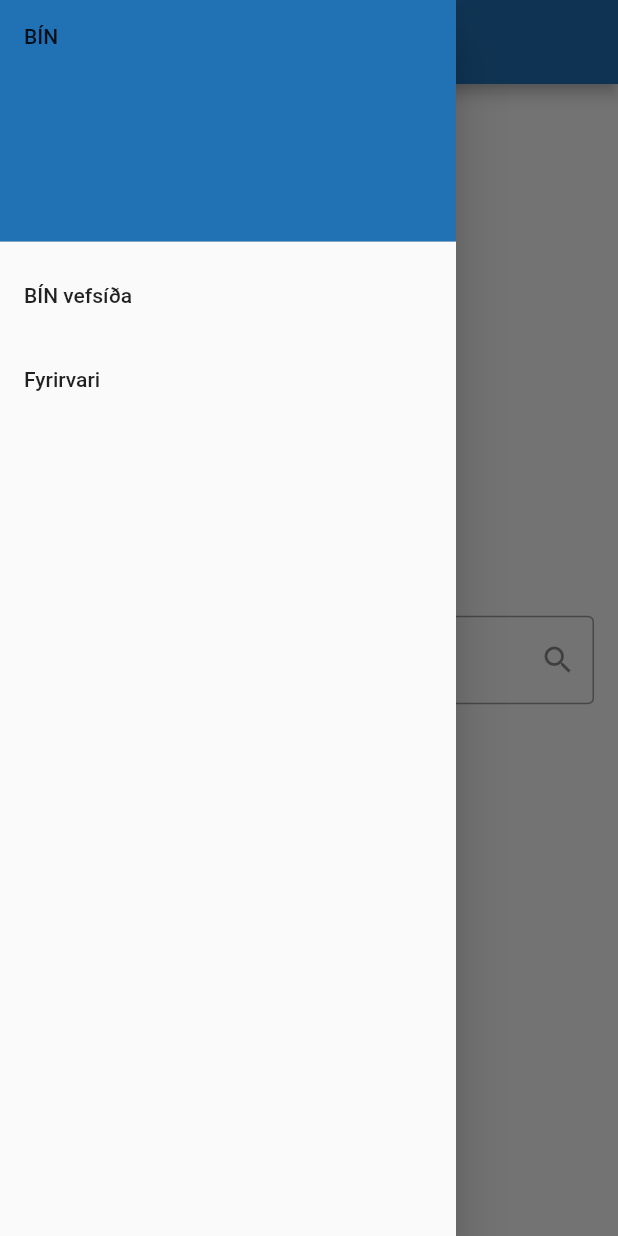
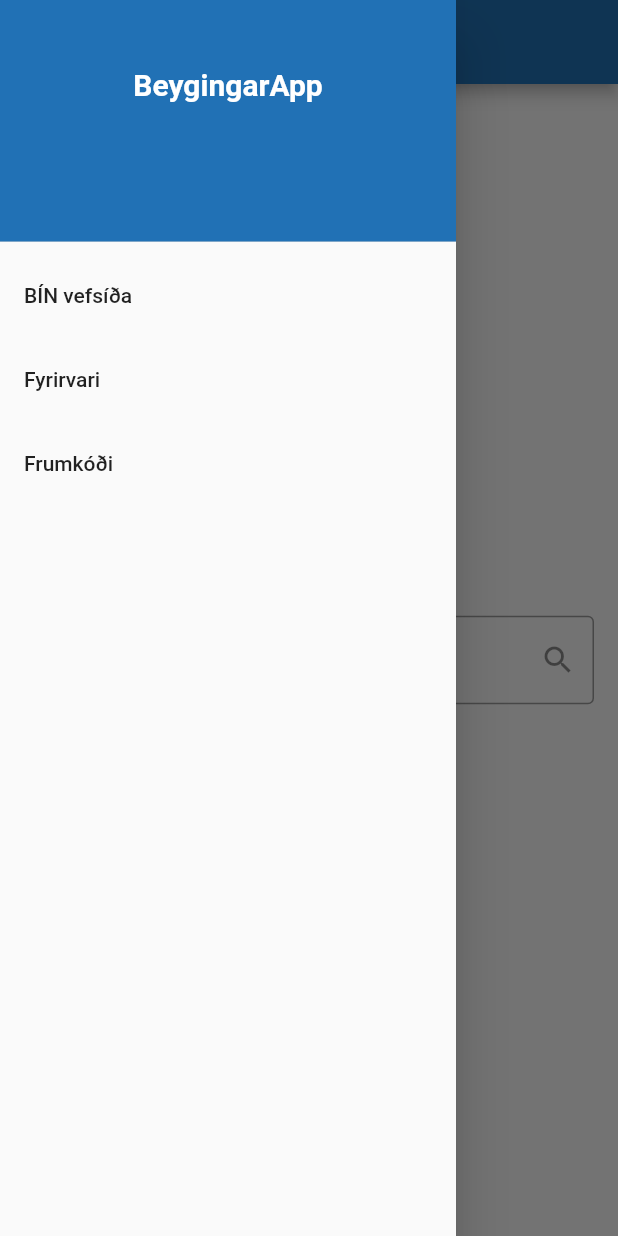
Before and after one commit to vidars17/beygingar_smaforrit, a Flutter app: the screen it shows after launch, with the side drawer open, on a phone screen of 412 x 824 dp. Run offline on Flutter 3.47's test engine with Material 2 defaults, Android fonts, the phone set to English and light mode, and no system bars; missing offline and left inert: dart:ffi.

Commit message:
Proper table with declensions of nouns ready, minor changes to main screen

```diff
--- a/lib/main.dart
+++ b/lib/main.dart
@@ -1,4 +1,3 @@
-import 'package:bin_smaforrit/code_gen/ord.dart';
 import 'package:flutter/material.dart';
 import 'package:bin_smaforrit/styles/color_constants.dart';
 import 'package:bin_smaforrit/services/bin_api.dart';
@@ -14,10 +13,10 @@ class MyApp extends StatelessWidget {
   Widget build(BuildContext context) {
     return MaterialApp(
       debugShowCheckedModeBanner: false,
-      title: 'BÍN',
+      title: 'BeygingarApp',
       theme: ThemeData(
       ),
-      home: const HomePage(title: 'BÍN'),
+      home: const HomePage(title: 'BeygingarApp'),
       routes: {
         '/no': (context) => NafnordPage(),
       }
@@ -64,7 +63,16 @@ class _HomePageState extends State<HomePage> {
               decoration: BoxDecoration(
                 color: background,
               ),
-                child: Text('BÍN')
+                child: Text(
+                    'BeygingarApp',
+                  textAlign: TextAlign.center,
+                  style: TextStyle(
+                      fontWeight: FontWeight.bold,
+                      height: 3,
+                      fontSize: 20,
+                      color: Colors.white
+                  ),
+                )
             ),
             ListTile(
               title: const Text('BÍN vefsíða'),
@@ -77,7 +85,12 @@ class _HomePageState extends State<HomePage> {
               onTap: () {
                 Navigator.pop(context);
               },
-            ),
+            ),ListTile(
+              title: const Text('Frumkóði'),
+              onTap: () {
+                Navigator.pop(context);
+              },
+            )
 
           ],
         ),
```
Also changed, not shown: lib/screens/results_screens/nafnordPage.dart (+112 -10 lines).
